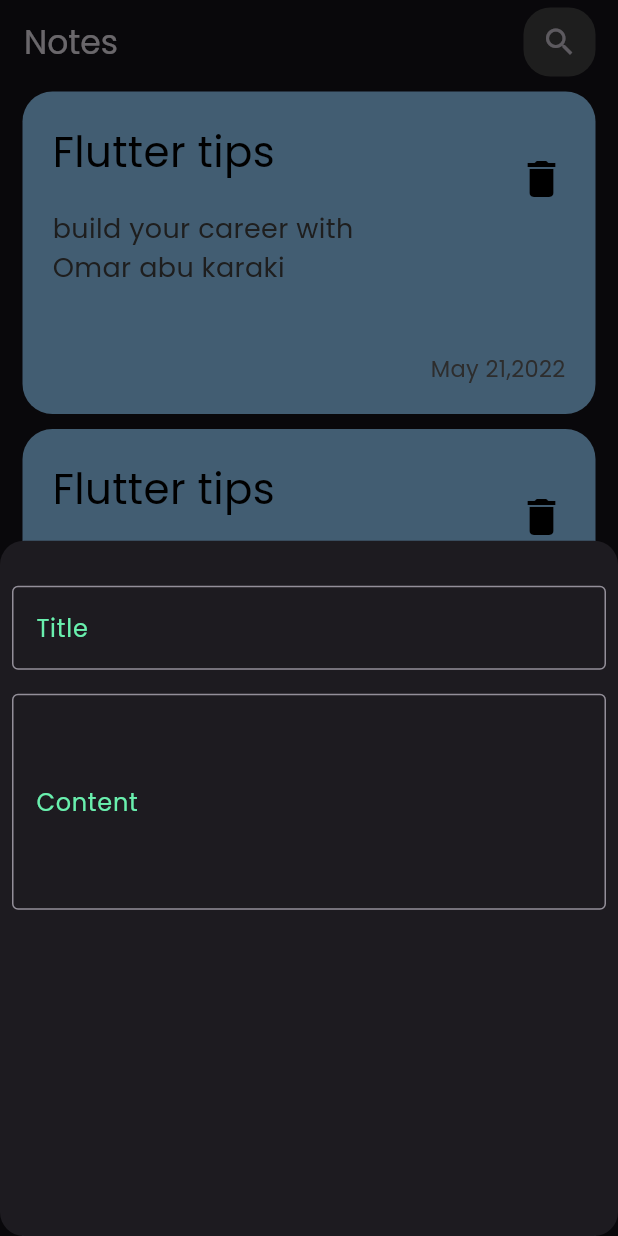
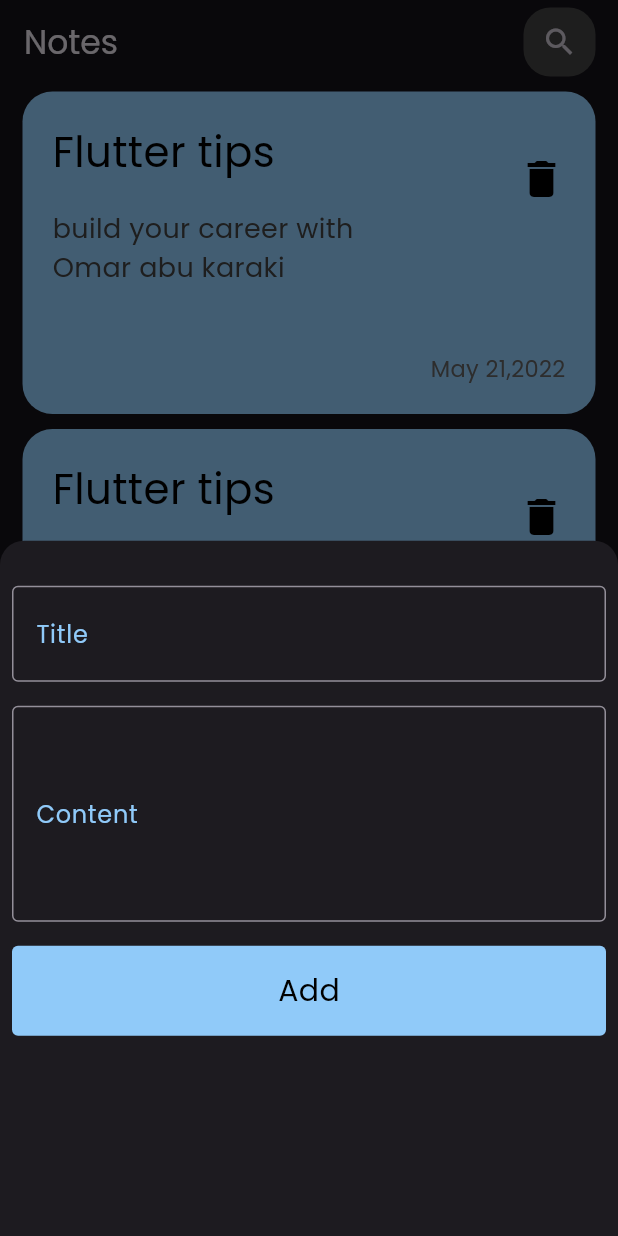
Before and after one commit to omarabukaraki/note_application, a Flutter app: the screen it shows after launch, after a tap on the "add" icon, on a phone screen of 412 x 824 dp. Run offline on Flutter 3.47's test engine with Material 2 defaults, Android fonts, the phone set to English and light mode, and no system bars.

Commit message:
change in add note page

```diff
--- a/lib/component/add_note_button.dart
+++ /dev/null
@@ -1,33 +0,0 @@
-import 'package:flutter/material.dart';
-
-class AddNoteButton extends StatelessWidget {
-  const AddNoteButton({super.key});
-
-  @override
-  Widget build(BuildContext context) {
-    return const Column(
-      children: [
-        Padding(
-          padding: EdgeInsets.only(top: 30, left: 8, right: 8, bottom: 8),
-          child: TextField(
-            decoration: InputDecoration(
-                hintText: 'Title',
-                hintStyle: TextStyle(color: Colors.greenAccent),
-                border: OutlineInputBorder()),
-          ),
-        ),
-        Padding(
-          padding: EdgeInsets.all(8.0),
-          child: TextField(
-            decoration: InputDecoration(
-                contentPadding:
-                    EdgeInsets.symmetric(vertical: 60, horizontal: 12),
-                hintText: 'Content',
-                hintStyle: TextStyle(color: Colors.greenAccent),
-                border: OutlineInputBorder()),
-          ),
-        )
-      ],
-    );
-  }
-}
--- /dev/null
+++ b/lib/component/add_note_page.dart
@@ -0,0 +1,29 @@
+import 'package:flutter/material.dart';
+
+import 'custom_add_note_button.dart';
+import 'custom_text_field.dart';
+
+class AddNotePage extends StatelessWidget {
+  const AddNotePage({super.key});
+
+  @override
+  Widget build(BuildContext context) {
+    return Column(
+      children: [
+        const Padding(
+          padding: EdgeInsets.only(top: 30, left: 8, right: 8, bottom: 8),
+          child: CustomTextField(),
+        ),
+        const Padding(
+            padding: EdgeInsets.all(8.0),
+            child: CustomTextField(
+              hightOfTextFiled: 60,
+              hintText: 'Content',
+            )),
+        CustomAddNoteButton(
+          onTap: () {},
+        )
+      ],
+    );
+  }
+}
--- /dev/null
+++ b/lib/component/custom_add_note_button.dart
@@ -0,0 +1,25 @@
+import 'package:flutter/material.dart';
+
+class CustomAddNoteButton extends StatelessWidget {
+  const CustomAddNoteButton({super.key, this.onTap});
+  final VoidCallback? onTap;
+  @override
+  Widget build(BuildContext context) {
+    return GestureDetector(
+      onTap: onTap,
+      child: Container(
+        margin: const EdgeInsets.all(8),
+        width: double.infinity,
+        height: 60,
+        decoration: BoxDecoration(
+            borderRadius: BorderRadius.circular(4),
+            color: Colors.blue.shade200),
+        child: const Center(
+            child: Text(
+          'Add',
+          style: TextStyle(color: Colors.black, fontSize: 20),
+        )),
+      ),
+    );
+  }
+}
--- /dev/null
+++ b/lib/component/custom_text_field.dart
@@ -0,0 +1,18 @@
+import 'package:flutter/material.dart';
+
+class CustomTextField extends StatelessWidget {
+  const CustomTextField({super.key, this.hintText, this.hightOfTextFiled});
+  final String? hintText;
+  final double? hightOfTextFiled;
+  @override
+  Widget build(BuildContext context) {
+    return TextField(
+      decoration: InputDecoration(
+          contentPadding: EdgeInsets.symmetric(
+              vertical: hightOfTextFiled ?? 20, horizontal: 12),
+          hintText: hintText ?? 'Title',
+          hintStyle: TextStyle(color: Colors.blue.shade200),
+          border: const OutlineInputBorder()),
+    );
+  }
+}
--- a/lib/views/note_view.dart
+++ b/lib/views/note_view.dart
@@ -1,5 +1,5 @@
 import 'package:flutter/material.dart';
-import '../component/add_note_button.dart';
+import '../component/add_note_page.dart';
 import '../component/note_list_view.dart';
 
 class NoteView extends StatelessWidget {
@@ -37,11 +37,11 @@ class CustomFloatingActionButton extends StatelessWidget {
     return FloatingActionButton(
       onPressed: () {
         showModalBottomSheet(
-          shape:
-              RoundedRectangleBorder(borderRadius: BorderRadius.circular(16)),
+          shape: const RoundedRectangleBorder(
+              borderRadius: BorderRadius.vertical(top: Radius.circular(16))),
           context: context,
           builder: (context) {
-            return const AddNoteButton();
+            return const AddNotePage();
           },
         );
       },
```
